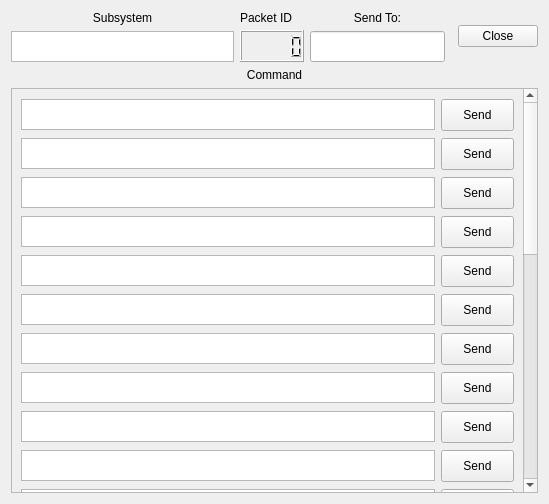
nasa/cFS-GroundSystem, file Subsystems/cmdGui/GenericCommandDialog.ui: the form before one commit.
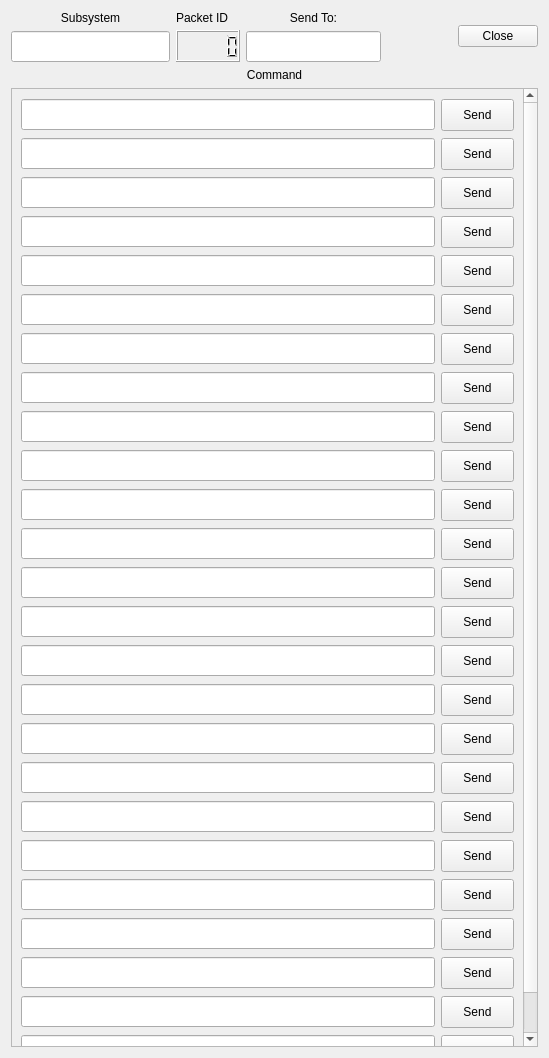
The form after the commit.

The edit to the form file:
```diff
--- a/Subsystems/cmdGui/GenericCommandDialog.ui
+++ b/Subsystems/cmdGui/GenericCommandDialog.ui
@@ -7,7 +7,7 @@
     <x>0</x>
     <y>0</y>
     <width>549</width>
-    <height>504</height>
+    <height>1058</height>
    </rect>
   </property>
   <property name="windowTitle">
@@ -31,13 +31,7 @@
           </widget>
          </item>
          <item>
-          <widget class="QTextBrowser" name="subSystemTextBrowser">
-           <property name="sizePolicy">
-            <sizepolicy hsizetype="Fixed" vsizetype="Fixed">
-             <horstretch>0</horstretch>
-             <verstretch>0</verstretch>
-            </sizepolicy>
-           </property>
+          <widget class="QLineEdit" name="subSystemLineEdit">
            <property name="minimumSize">
             <size>
              <width>159</width>
@@ -172,7 +166,7 @@
        <rect>
         <x>0</x>
         <y>0</y>
-        <width>508</width>
+        <width>515</width>
         <height>1000</height>
        </rect>
       </property>
@@ -186,13 +180,7 @@
        <item>
         <layout class="QHBoxLayout" name="horizontalLayout_2">
          <item>
-          <widget class="QTextBrowser" name="itemLabelTextBrowser_1">
-           <property name="sizePolicy">
-            <sizepolicy hsizetype="Fixed" vsizetype="Fixed">
-             <horstretch>0</horstretch>
-             <verstretch>0</verstretch>
-            </sizepolicy>
-           </property>
+          <widget class="QLineEdit" name="itemLabelTextBrowser_1">
            <property name="minimumSize">
             <size>
              <width>391</width>
@@ -205,6 +193,9 @@
              <height>31</height>
             </size>
            </property>
+           <property name="readOnly">
+            <bool>true</bool>
+           </property>
           </widget>
          </item>
          <item>
@@ -237,13 +228,7 @@
        <item>
         <layout class="QHBoxLayout" name="horizontalLayout_3">
          <item>
-          <widget class="QTextBrowser" name="itemLabelTextBrowser_2">
-           <property name="sizePolicy">
-            <sizepolicy hsizetype="Fixed" vsizetype="Fixed">
-             <horstretch>0</horstretch>
-             <verstretch>0</verstretch>
-            </sizepolicy>
-           </property>
+          <widget class="QLineEdit" name="itemLabelTextBrowser_2">
            <property name="minimumSize">
             <size>
              <width>391</width>
@@ -256,6 +241,9 @@
              <height>31</height>
             </size>
            </property>
+           <property name="readOnly">
+            <bool>true</bool>
+           </property>
           </widget>
          </item>
          <item>
@@ -288,13 +276,7 @@
        <item>
         <layout class="QHBoxLayout" name="horizontalLayout_4">
          <item>
-          <widget class="QTextBrowser" name="itemLabelTextBrowser_3">
-           <property name="sizePolicy">
-            <sizepolicy hsizetype="Fixed" vsizetype="Fixed">
-             <horstretch>0</horstretch>
-             <verstretch>0</verstretch>
-            </sizepolicy>
-           </property>
+          <widget class="QLineEdit" name="itemLabelTextBrowser_3">
            <property name="minimumSize">
             <size>
              <width>391</width>
@@ -307,6 +289,9 @@
              <height>31</height>
             </size>
            </property>
+           <property name="readOnly">
+            <bool>true</bool>
+           </property>
           </widget>
          </item>
          <item>
@@ -339,13 +324,7 @@
        <item>
         <layout class="QHBoxLayout" name="horizontalLayout_5">
          <item>
-          <widget class="QTextBrowser" name="itemLabelTextBrowser_4">
-           <property name="sizePolicy">
-            <sizepolicy hsizetype="Fixed" vsizetype="Fixed">
-             <horstretch>0</horstretch>
-             <verstretch>0</verstretch>
-            </sizepolicy>
-           </property>
+          <widget class="QLineEdit" name="itemLabelTextBrowser_4">
            <property name="minimumSize">
             <size>
              <width>391</width>
@@ -358,6 +337,9 @@
              <height>31</height>
             </size>
            </property>
+           <property name="readOnly">
+            <bool>true</bool>
+           </property>
           </widget>
          </item>
          <item>
@@ -390,13 +372,7 @@
        <item>
         <layout class="QHBoxLayout" name="horizontalLayout_6">
          <item>
-          <widget class="QTextBrowser" name="itemLabelTextBrowser_5">
-           <property name="sizePolicy">
-            <sizepolicy hsizetype="Fixed" vsizetype="Fixed">
-             <horstretch>0</horstretch>
-             <verstretch>0</verstretch>
-            </sizepolicy>
-           </property>
+          <widget class="QLineEdit" name="itemLabelTextBrowser_5">
            <property name="minimumSize">
             <size>
              <width>391</width>
@@ -409,6 +385,9 @@
              <height>31</height>
             </size>
            </property>
+           <property name="readOnly">
+            <bool>true</bool>
+           </property>
           </widget>
          </item>
          <item>
@@ -441,13 +420,7 @@
        <item>
         <layout class="QHBoxLayout" name="horizontalLayout_7">
          <item>
-          <widget class="QTextBrowser" name="itemLabelTextBrowser_6">
-           <property name="sizePolicy">
-            <sizepolicy hsizetype="Fixed" vsizetype="Fixed">
-             <horstretch>0</horstretch>
-             <verstretch>0</verstretch>
-            </sizepolicy>
-           </property>
+          <widget class="QLineEdit" name="itemLabelTextBrowser_6">
            <property name="minimumSize">
             <size>
              <width>391</width>
@@ -460,6 +433,9 @@
              <height>31</height>
             </size>
            </property>
+           <property name="readOnly">
+            <bool>true</bool>
+           </property>
           </widget>
          </item>
          <item>
@@ -492,13 +468,7 @@
        <item>
         <layout class="QHBoxLayout" name="horizontalLayout_8">
          <item>
-          <widget class="QTextBrowser" name="itemLabelTextBrowser_7">
-           <property name="sizePolicy">
-            <sizepolicy hsizetype="Fixed" vsizetype="Fixed">
-             <horstretch>0</horstretch>
-             <verstretch>0</verstretch>
-            </sizepolicy>
-           </property>
+          <widget class="QLineEdit" name="itemLabelTextBrowser_7">
            <property name="minimumSize">
             <size>
              <width>391</width>
@@ -511,6 +481,9 @@
              <height>31</height>
             </size>
            </property>
+           <property name="readOnly">
+            <bool>true</bool>
+           </property>
           </widget>
          </item>
          <item>
@@ -543,13 +516,7 @@
        <item>
         <layout class="QHBoxLayout" name="horizontalLayout_9">
          <item>
-          <widget class="QTextBrowser" name="itemLabelTextBrowser_8">
-           <property name="sizePolicy">
-            <sizepolicy hsizetype="Fixed" vsizetype="Fixed">
-             <horstretch>0</horstretch>
-             <verstretch>0</verstretch>
-            </sizepolicy>
-           </property>
+          <widget class="QLineEdit" name="itemLabelTextBrowser_8">
            <property name="minimumSize">
             <size>
              <width>391</width>
@@ -562,6 +529,9 @@
              <height>31</height>
             </size>
            </property>
+           <property name="readOnly">
+            <bool>true</bool>
+           </property>
           </widget>
          </item>
          <item>
@@ -594,13 +564,7 @@
        <item>
         <layout class="QHBoxLayout" name="horizontalLayout_10">
          <item>
-          <widget class="QTextBrowser" name="itemLabelTextBrowser_9">
-           <property name="sizePolicy">
-            <sizepolicy hsizetype="Fixed" vsizetype="Fixed">
-             <horstretch>0</horstretch>
-             <verstretch>0</verstretch>
-            </sizepolicy>
-           </property>
+          <widget class="QLineEdit" name="itemLabelTextBrowser_9">
            <property name="minimumSize">
             <size>
              <width>391</width>
@@ -613,6 +577,9 @@
              <height>31</height>
             </size>
            </property>
+           <property name="readOnly">
+            <bool>true</bool>
+           </property>
           </widget>
          </item>
          <item>
@@ -645,13 +612,7 @@
        <item>
         <layout class="QHBoxLayout" name="horizontalLayout_11">
          <item>
-          <widget class="QTextBrowser" name="itemLabelTextBrowser_10">
-           <property name="sizePolicy">
-            <sizepolicy hsizetype="Fixed" vsizetype="Fixed">
-             <horstretch>0</horstretch>
-             <verstretch>0</verstretch>
-            </sizepolicy>
-           </property>
+          <widget class="QLineEdit" name="itemLabelTextBrowser_10">
            <property name="minimumSize">
             <size>
              <width>391</width>
@@ -664,6 +625,9 @@
              <height>31</height>
             </size>
            </property>
+           <property name="readOnly">
+            <bool>true</bool>
+           </property>
           </widget>
          </item>
          <item>
@@ -696,13 +660,7 @@
        <item>
         <layout class="QHBoxLayout" name="horizontalLayout_12">
          <item>
-          <widget class="QTextBrowser" name="itemLabelTextBrowser_11">
-           <property name="sizePolicy">
-            <sizepolicy hsizetype="Fixed" vsizetype="Fixed">
-             <horstretch>0</horstretch>
-             <verstretch>0</verstretch>
-            </sizepolicy>
-           </property>
+          <widget class="QLineEdit" name="itemLabelTextBrowser_11">
            <property name="minimumSize">
             <size>
              <width>391</width>
@@ -715,6 +673,9 @@
              <height>31</height>
             </size>
            </property>
+           <property name="readOnly">
+            <bool>true</bool>
+           </property>
           </widget>
          </item>
          <item>
@@ -747,13 +708,7 @@
        <item>
         <layout class="QHBoxLayout" name="horizontalLayout_13">
          <item>
-          <widget class="QTextBrowser" name="itemLabelTextBrowser_12">
-           <property name="sizePolicy">
-            <sizepolicy hsizetype="Fixed" vsizetype="Fixed">
-             <horstretch>0</horstretch>
-             <verstretch>0</verstretch>
-            </sizepolicy>
-           </property>
+          <widget class="QLineEdit" name="itemLabelTextBrowser_12">
            <property name="minimumSize">
             <size>
              <width>391</width>
@@ -766,6 +721,9 @@
              <height>31</height>
             </size>
            </property>
+           <property name="readOnly">
+            <bool>true</bool>
+           </property>
           </widget>
          </item>
          <item>
@@ -798,13 +756,7 @@
        <item>
         <layout class="QHBoxLayout" name="horizontalLayout_14">
          <item>
-          <widget class="QTextBrowser" name="itemLabelTextBrowser_13">
-           <property name="sizePolicy">
-            <sizepolicy hsizetype="Fixed" vsizetype="Fixed">
-             <horstretch>0</horstretch>
-             <verstretch>0</verstretch>
-            </sizepolicy>
-           </property>
+          <widget class="QLineEdit" name="itemLabelTextBrowser_13">
            <property name="minimumSize">
             <size>
              <width>391</width>
@@ -817,6 +769,9 @@
              <height>31</height>
             </size>
            </property>
+           <property name="readOnly">
+            <bool>true</bool>
+           </property>
           </widget>
          </item>
          <item>
@@ -849,13 +804,7 @@
        <item>
         <layout class="QHBoxLayout" name="horizontalLayout_15">
          <item>
-          <widget class="QTextBrowser" name="itemLabelTextBrowser_14">
-           <property name="sizePolicy">
-            <sizepolicy hsizetype="Fixed" vsizetype="Fixed">
-             <horstretch>0</horstretch>
-             <verstretch>0</verstretch>
-            </sizepolicy>
-           </property>
+          <widget class="QLineEdit" name="itemLabelTextBrowser_14">
            <property name="minimumSize">
             <size>
              <width>391</width>
@@ -868,6 +817,9 @@
              <height>31</height>
             </size>
            </property>
+           <property name="readOnly">
+            <bool>true</bool>
+           </property>
           </widget>
          </item>
          <item>
@@ -900,13 +852,7 @@
        <item>
         <layout class="QHBoxLayout" name="horizontalLayout_16">
          <item>
-          <widget class="QTextBrowser" name="itemLabelTextBrowser_15">
-           <property name="sizePolicy">
-            <sizepolicy hsizetype="Fixed" vsizetype="Fixed">
-             <horstretch>0</horstretch>
-             <verstretch>0</verstretch>
-            </sizepolicy>
-           </property>
+          <widget class="QLineEdit" name="itemLabelTextBrowser_15">
            <property name="minimumSize">
             <size>
              <width>391</width>
@@ -919,6 +865,9 @@
              <height>31</height>
             </size>
            </property>
+           <property name="readOnly">
+            <bool>true</bool>
+           </property>
           </widget>
          </item>
          <item>
@@ -951,13 +900,7 @@
        <item>
         <layout class="QHBoxLayout" name="horizontalLayout_17">
          <item>
-          <widget class="QTextBrowser" name="itemLabelTextBrowser_16">
-           <property name="sizePolicy">
-            <sizepolicy hsizetype="Fixed" vsizetype="Fixed">
-             <horstretch>0</horstretch>
-             <verstretch>0</verstretch>
-            </sizepolicy>
-           </property>
+          <widget class="QLineEdit" name="itemLabelTextBrowser_16">
            <property name="minimumSize">
             <size>
              <width>391</width>
@@ -970,6 +913,9 @@
              <height>31</height>
             </size>
            </property>
+           <property name="readOnly">
+            <bool>true</bool>
+           </property>
           </widget>
          </item>
          <item>
@@ -1002,13 +948,7 @@
        <item>
         <layout class="QHBoxLayout" name="horizontalLayout_18">
          <item>
-          <widget class="QTextBrowser" name="itemLabelTextBrowser_17">
-           <property name="sizePolicy">
-            <sizepolicy hsizetype="Fixed" vsizetype="Fixed">
-             <horstretch>0</horstretch>
-             <verstretch>0</verstretch>
-            </sizepolicy>
-           </property>
+          <widget class="QLineEdit" name="itemLabelTextBrowser_17">
            <property name="minimumSize">
             <size>
              <width>391</width>
@@ -1021,6 +961,9 @@
              <height>31</height>
             </size>
            </property>
+           <property name="readOnly">
+            <bool>true</bool>
+           </property>
           </widget>
          </item>
          <item>
@@ -1053,13 +996,7 @@
        <item>
         <layout class="QHBoxLayout" name="horizontalLayout_19">
          <item>
-          <widget class="QTextBrowser" name="itemLabelTextBrowser_18">
-           <property name="sizePolicy">
-            <sizepolicy hsizetype="Fixed" vsizetype="Fixed">
-             <horstretch>0</horstretch>
-             <verstretch>0</verstretch>
-            </sizepolicy>
-           </property>
+          <widget class="QLineEdit" name="itemLabelTextBrowser_18">
            <property name="minimumSize">
             <size>
              <width>391</width>
@@ -1072,6 +1009,9 @@
              <height>31</height>
             </size>
            </property>
+           <property name="readOnly">
+            <bool>true</bool>
+           </property>
           </widget>
          </item>
          <item>
@@ -1104,13 +1044,7 @@
        <item>
         <layout class="QHBoxLayout" name="horizontalLayout_20">
          <item>
-          <widget class="QTextBrowser" name="itemLabelTextBrowser_19">
-           <property name="sizePolicy">
-            <sizepolicy hsizetype="Fixed" vsizetype="Fixed">
-             <horstretch>0</horstretch>
-             <verstretch>0</verstretch>
-            </sizepolicy>
-           </property>
+          <widget class="QLineEdit" name="itemLabelTextBrowser_19">
            <property name="minimumSize">
             <size>
              <width>391</width>
@@ -1123,6 +1057,9 @@
              <height>31</height>
             </size>
            </property>
+           <property name="readOnly">
+            <bool>true</bool>
+           </property>
           </widget>
          </item>
          <item>
@@ -1155,13 +1092,7 @@
        <item>
         <layout class="QHBoxLayout" name="horizontalLayout_21">
          <item>
-          <widget class="QTextBrowser" name="itemLabelTextBrowser_20">
-           <property name="sizePolicy">
-            <sizepolicy hsizetype="Fixed" vsizetype="Fixed">
-             <horstretch>0</horstretch>
-             <verstretch>0</verstretch>
-            </sizepolicy>
-           </property>
+          <widget class="QLineEdit" name="itemLabelTextBrowser_20">
            <property name="minimumSize">
             <size>
              <width>391</width>
@@ -1174,6 +1105,9 @@
              <height>31</height>
             </size>
            </property>
+           <property name="readOnly">
+            <bool>true</bool>
+           </property>
           </widget>
          </item>
          <item>
@@ -1206,13 +1140,7 @@
        <item>
         <layout class="QHBoxLayout" name="horizontalLayout_22">
          <item>
-          <widget class="QTextBrowser" name="itemLabelTextBrowser_21">
-           <property name="sizePolicy">
-            <sizepolicy hsizetype="Fixed" vsizetype="Fixed">
-             <horstretch>0</horstretch>
-             <verstretch>0</verstretch>
-            </sizepolicy>
-           </property>
+          <widget class="QLineEdit" name="itemLabelTextBrowser_21">
            <property name="minimumSize">
             <size>
              <width>391</width>
@@ -1225,6 +1153,9 @@
              <height>31</height>
             </size>
            </property>
+           <property name="readOnly">
+            <bool>true</bool>
+           </property>
           </widget>
          </item>
          <item>
@@ -1257,13 +1188,7 @@
        <item>
         <layout class="QHBoxLayout" name="horizontalLayout_23">
          <item>
-          <widget class="QTextBrowser" name="itemLabelTextBrowser_22">
-           <property name="sizePolicy">
-            <sizepolicy hsizetype="Fixed" vsizetype="Fixed">
-             <horstretch>0</horstretch>
-             <verstretch>0</verstretch>
-            </sizepolicy>
-           </property>
+          <widget class="QLineEdit" name="itemLabelTextBrowser_22">
            <property name="minimumSize">
             <size>
              <width>391</width>
@@ -1276,6 +1201,9 @@
              <height>31</height>
             </size>
            </property>
+           <property name="readOnly">
+            <bool>true</bool>
+           </property>
           </widget>
          </item>
          <item>
@@ -1308,13 +1236,7 @@
        <item>
         <layout class="QHBoxLayout" name="horizontalLayout_24">
          <item>
-          <widget class="QTextBrowser" name="itemLabelTextBrowser_23">
-           <property name="sizePolicy">
-            <sizepolicy hsizetype="Fixed" vsizetype="Fixed">
-             <horstretch>0</horstretch>
-             <verstretch>0</verstretch>
-            </sizepolicy>
-           </property>
+          <widget class="QLineEdit" name="itemLabelTextBrowser_23">
            <property name="minimumSize">
             <size>
              <width>391</width>
@@ -1327,6 +1249,9 @@
              <height>31</height>
             </size>
            </property>
+           <property name="readOnly">
+            <bool>true</bool>
+           </property>
           </widget>
          </item>
          <item>
@@ -1359,13 +1284,7 @@
        <item>
         <layout class="QHBoxLayout" name="horizontalLayout_25">
          <item>
-          <widget class="QTextBrowser" name="itemLabelTextBrowser_24">
-           <property name="sizePolicy">
-            <sizepolicy hsizetype="Fixed" vsizetype="Fixed">
-             <horstretch>0</horstretch>
-             <verstretch>0</verstretch>
-            </sizepolicy>
-           </property>
+          <widget class="QLineEdit" name="itemLabelTextBrowser_24">
            <property name="minimumSize">
             <size>
              <width>391</width>
@@ -1378,6 +1297,9 @@
              <height>31</height>
             </size>
            </property>
+           <property name="readOnly">
+            <bool>true</bool>
+           </property>
           </widget>
          </item>
          <item>
@@ -1410,13 +1332,7 @@
        <item>
         <layout class="QHBoxLayout" name="horizontalLayout_26">
          <item>
-          <widget class="QTextBrowser" name="itemLabelTextBrowser_25">
-           <property name="sizePolicy">
-            <sizepolicy hsizetype="Fixed" vsizetype="Fixed">
-             <horstretch>0</horstretch>
-             <verstretch>0</verstretch>
-            </sizepolicy>
-           </property>
+          <widget class="QLineEdit" name="itemLabelTextBrowser_25">
            <property name="minimumSize">
             <size>
              <width>391</width>
@@ -1429,6 +1345,9 @@
              <height>31</height>
             </size>
            </property>
+           <property name="readOnly">
+            <bool>true</bool>
+           </property>
           </widget>
          </item>
          <item>
```
